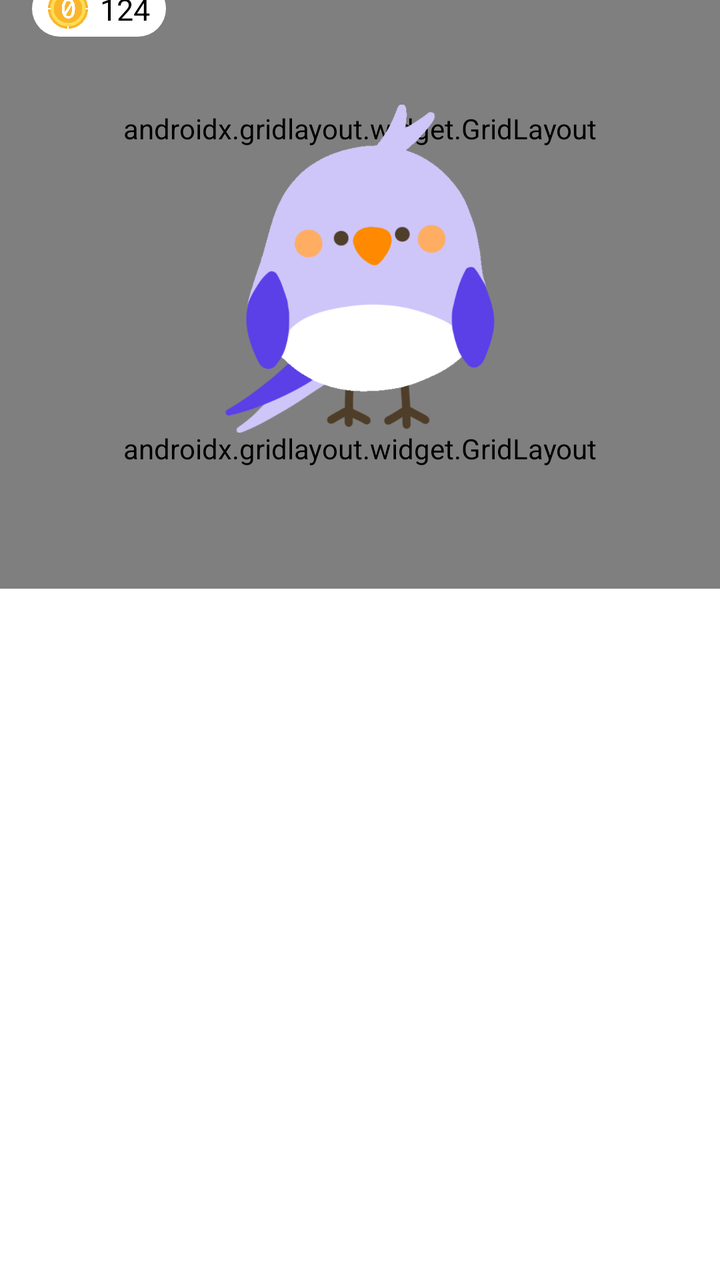
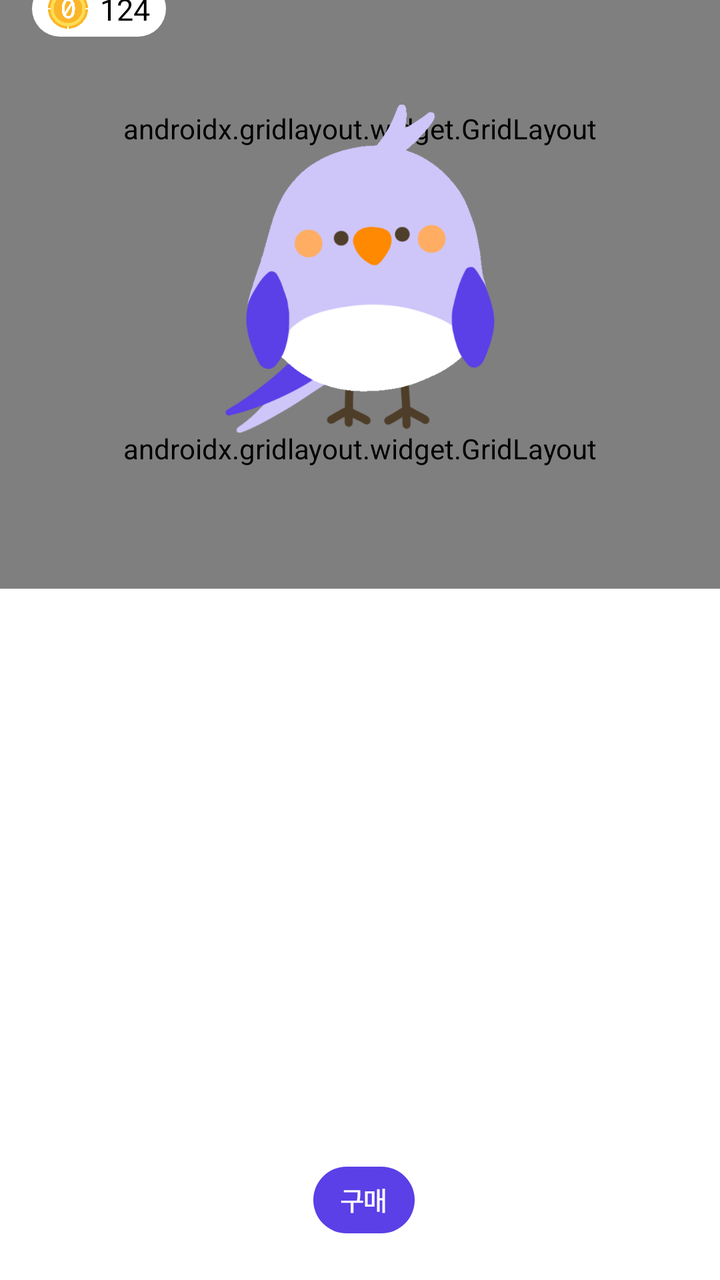

Before-and-after screenshots of an Android layout around one commit, followed by the original layout XML and the change that was made.
<!-- AndroidManifest.xml: fallback theme Theme.MaterialComponents.DayNight.NoActionBar -->
<!-- res/layout/fragment_store.xml -->
<?xml version="1.0" encoding="utf-8"?>
<androidx.constraintlayout.widget.ConstraintLayout
    xmlns:android="http://schemas.android.com/apk/res/android"
    xmlns:app="http://schemas.android.com/apk/res-auto"
    xmlns:tools="http://schemas.android.com/tools"
    android:layout_width="match_parent"
    android:layout_height="match_parent">

    
    <androidx.constraintlayout.widget.ConstraintLayout
        android:id="@+id/cl_backBar"
        android:layout_width="match_parent"
        android:layout_height="wrap_content"
        app:layout_constraintTop_toTopOf="parent"
        tools:layout_editor_absoluteX="16dp">

        <ImageView
            android:id="@+id/img_go_home"
            android:layout_width="16dp"
            android:layout_height="16dp"
            android:layout_marginStart="16dp"
            android:layout_marginTop="15dp"
            android:src="@drawable/ic_arrow_left"
            app:layout_constraintBottom_toBottomOf="parent"
            app:layout_constraintStart_toStartOf="parent"
            app:layout_constraintTop_toTopOf="parent" />

        <TextView
            android:id="@+id/tv_go_home"
            android:layout_width="wrap_content"
            android:layout_height="wrap_content"
            android:layout_marginStart="12dp"
            android:text="상점"
            android:layout_marginTop="11dp"
            android:textColor="@color/black"
            android:textSize="18sp"
            android:textStyle="normal"
            app:layout_constraintBottom_toBottomOf="parent"
            app:layout_constraintStart_toEndOf="@id/img_go_home"
            app:layout_constraintTop_toTopOf="parent" />
    </androidx.constraintlayout.widget.ConstraintLayout>

    <androidx.constraintlayout.widget.ConstraintLayout
        android:id="@+id/img_bird_background"
        android:layout_width="match_parent"
        android:layout_height="320dp"
        android:layout_marginBottom="346dp"
        android:background="@drawable/bg_home"
        app:layout_constraintStart_toStartOf="parent"
        app:layout_constraintBottom_toBottomOf="parent">

        
        <androidx.gridlayout.widget.GridLayout
            android:id="@+id/gl_top_section"
            android:layout_width="match_parent"
            android:layout_height="180dp"
            app:rowCount="1"
            app:columnCount="2"
            app:layout_constraintTop_toTopOf="@id/img_bird_background">

            

            
            <FrameLayout
                android:id="@+id/img_store_swing_area"
                android:layout_width="180dp"
                android:layout_height="180dp"
                app:layout_column="0"
                app:layout_columnWeight="1"
                app:layout_row="0">

                <ImageView
                    android:id="@+id/img_store_swing"
                    android:layout_width="match_parent"
                    android:layout_height="match_parent"
                    android:scaleType="fitCenter"
                    android:src="@drawable/img_home_swing1" />
            </FrameLayout>

            <FrameLayout
                android:id="@+id/img_store_nest_area"
                android:layout_width="180dp"
                android:layout_height="180dp"
                app:layout_columnWeight="1">

            <ImageView
                android:id="@+id/img_store_nest"
                android:layout_width="match_parent"
                android:layout_height="match_parent"
                android:scaleType="fitCenter"
                android:src="@drawable/img_home_nest1"
                app:layout_column="1"
                app:layout_row="0" />
            </FrameLayout>
        </androidx.gridlayout.widget.GridLayout>

        
        <androidx.gridlayout.widget.GridLayout
            android:id="@+id/gl_bottom_section"
            android:layout_width="match_parent"
            android:layout_height="140dp"
            app:rowCount="1"
            app:columnCount="2"
            app:layout_constraintTop_toBottomOf="@id/gl_top_section">

            <FrameLayout
                android:id="@+id/img_store_toy_area"
                android:layout_width="180dp"
                android:layout_height="140dp"
                app:layout_column="0"
                app:layout_columnWeight="1"
                app:layout_row="0">

                <ImageView
                    android:id="@+id/img_store__toy"
                    android:layout_width="match_parent"
                    android:layout_height="match_parent"
                    android:scaleType="fitCenter"
                    android:src="@drawable/img_home_toy1" />
            </FrameLayout>

            <FrameLayout
                android:id="@+id/img_store_bowl_area"
                android:layout_width="180dp"
                android:layout_height="140dp"
                app:layout_columnWeight="1">

                <ImageView
                    android:id="@+id/img_store__bowl"
                    android:layout_width="match_parent"
                    android:layout_height="match_parent"
                    android:scaleType="fitCenter"
                    android:src="@drawable/img_home_bowl1" />
            </FrameLayout>
        </androidx.gridlayout.widget.GridLayout>

        
        <ImageView
            android:id="@+id/img_home_bird"
            android:layout_width="164dp"
            android:layout_height="164dp"
            android:src="@drawable/img_bird"
            app:layout_constraintBottom_toBottomOf="parent"
            app:layout_constraintEnd_toEndOf="parent"
            app:layout_constraintStart_toStartOf="parent"
            app:layout_constraintTop_toTopOf="parent" />

        
        <LinearLayout
            android:id="@+id/ly_coin_bar"
            android:layout_width="67dp"
            android:layout_height="28dp"
            android:layout_marginStart="16dp"
            android:layout_marginTop="16dp"
            android:background="@drawable/bg_box_white"
            android:gravity="center_vertical"
            android:orientation="horizontal"
            app:layout_constraintStart_toStartOf="parent"
            app:layout_constraintTop_toTopOf="parent">

            <ImageView
                android:id="@+id/ic_coin"
                android:layout_width="20dp"
                android:layout_height="20dp"
                android:layout_marginStart="8dp"
                android:src="@drawable/ic_coin" />

            <TextView
                android:id="@+id/coin_text"
                android:layout_width="26dp"
                android:layout_height="20dp"
                android:layout_marginStart="6dp"
                android:text="124"
                android:textColor="@color/black"
                android:textSize="15sp"
                android:textStyle="normal" />
        </LinearLayout>
    </androidx.constraintlayout.widget.ConstraintLayout>

    
    <com.google.android.material.tabs.TabLayout
        android:id="@+id/tab_layout"
        android:layout_width="wrap_content"
        android:layout_height="wrap_content"
        android:background="@drawable/bg_box_white"
        app:tabIndicatorColor="@color/main3"
        app:layout_constraintTop_toBottomOf="@id/img_bird_background"
        app:layout_constraintStart_toStartOf="parent"
        app:layout_constraintEnd_toEndOf="parent"
        app:tabIndicatorHeight="4dp"
        app:tabGravity="center"
        app:tabPaddingStart="0dp"
        app:tabPaddingEnd="0dp"/>

    
    <androidx.recyclerview.widget.RecyclerView
        android:id="@+id/rv_store_items"
        android:layout_width="match_parent"
        android:layout_height="0dp"
        android:clipToPadding="false"
        android:padding="16dp"
        android:scrollbars="horizontal"
        app:layoutManager="androidx.recyclerview.widget.LinearLayoutManager"
        app:layout_constraintTop_toBottomOf="@id/tab_layout"
        app:layout_constraintBottom_toTopOf="@id/ly_purchase_button" />

    
    <androidx.constraintlayout.widget.ConstraintLayout
        android:id="@+id/ly_purchase_button"
        android:layout_width="match_parent"
        android:layout_height="wrap_content"
        android:background="@color/white"
        app:layout_constraintBottom_toBottomOf="parent">

        <ImageView
            android:id="@+id/img_purchase_icon"
            android:layout_width="80dp"
            android:layout_height="40dp"
            android:layout_marginStart="4dp"
            android:layout_marginTop="8dp"
            android:layout_marginBottom="20dp"
            android:visibility="invisible"
            android:src="@drawable/ic_store_topurchase"
            app:layout_constraintBottom_toBottomOf="parent"
            app:layout_constraintStart_toStartOf="parent"
            app:layout_constraintEnd_toEndOf="parent"
            app:layout_constraintTop_toTopOf="parent" />
        <ImageView
            android:id="@+id/img_save_icon"
            android:layout_width="80dp"
            android:layout_height="40dp"
            android:layout_marginStart="4dp"
            android:layout_marginTop="8dp"
            android:layout_marginBottom="20dp"
            android:visibility="gone"
            android:src="@drawable/ic_store_tosave"
            app:layout_constraintBottom_toBottomOf="parent"
            app:layout_constraintStart_toStartOf="parent"
            app:layout_constraintEnd_toEndOf="parent"
            app:layout_constraintTop_toTopOf="parent" />

    </androidx.constraintlayout.widget.ConstraintLayout>

</androidx.constraintlayout.widget.ConstraintLayout>
<!-- resources referenced by this layout -->
<resources>
  <color name="black">#FF000000</color>
  <color name="main3">#3C19B0</color>
  <color name="white">#FFFFFFFF</color>
  <!-- drawable bg_box_white (drawable) -->
  <?xml version="1.0" encoding="utf-8"?>
  <shape xmlns:android="http://schemas.android.com/apk/res/android">
      <solid android:color="@color/white"/>
      <corners android:radius="@dimen/box_radius"/>
  </shape>
  <!-- drawable bg_home: png bitmap (drawable, 240513 bytes) -->
  <!-- drawable ic_arrow_left: png bitmap (drawable, 276 bytes) -->
  <!-- drawable ic_coin: png bitmap (drawable, 29031 bytes) -->
  <!-- drawable ic_store_topurchase (drawable) -->
  <vector xmlns:android="http://schemas.android.com/apk/res/android"
      android:width="69dp"
      android:height="48dp"
      android:viewportWidth="69"
      android:viewportHeight="48">
    <path
        android:pathData="M24,4L45,4A20,20 0,0 1,65 24L65,24A20,20 0,0 1,45 44L24,44A20,20 0,0 1,4 24L4,24A20,20 0,0 1,24 4z"
        android:fillColor="#5B3FE7"/>
    <path
        android:pathData="M22.336,18.1H31.472V19.444H22.336V18.1ZM20.736,24.356H33.952V25.716H20.736V24.356ZM26.448,25.3H28.144V31.828H26.448V25.3ZM30.656,18.1H32.304V19.38C32.304,19.892 32.293,20.436 32.272,21.012C32.261,21.588 32.213,22.223 32.128,22.916C32.053,23.599 31.925,24.356 31.744,25.188L30.08,24.98C30.368,23.785 30.533,22.74 30.576,21.844C30.629,20.948 30.656,20.127 30.656,19.38V18.1ZM45.535,17.188H47.135V31.812H45.535V17.188ZM43.455,22.9H46.095V24.244H43.455V22.9ZM42.319,17.476H43.887V31.124H42.319V17.476ZM35.135,18.804H40.783V28.02H35.135V18.804ZM39.231,20.116H36.703V26.708H39.231V20.116Z"
        android:fillColor="#ffffff"/>
  </vector>
  <!-- drawable ic_store_tosave: vector/xml drawable (drawable, 3047 chars, omitted) -->
  <!-- drawable img_bird: png bitmap (drawable, 46730 bytes) -->
  <!-- drawable img_home_bowl1: png bitmap (drawable, 15771 bytes) -->
  <!-- drawable img_home_nest1: png bitmap (drawable, 36602 bytes) -->
  <!-- drawable img_home_swing1: png bitmap (drawable, 25027 bytes) -->
  <!-- drawable img_home_toy1: png bitmap (drawable, 13226 bytes) -->
  <dimen name="box_radius">16dp</dimen>
</resources>

<!-- the commit's change to res/layout/fragment_store.xml (unified diff, before → after) -->
@@ -183,11 +183,11 @@
         android:layout_width="wrap_content"
         android:layout_height="wrap_content"
         android:background="@drawable/bg_box_white"
+        app:tabIndicatorHeight="0dp"
         app:tabIndicatorColor="@color/main3"
         app:layout_constraintTop_toBottomOf="@id/img_bird_background"
         app:layout_constraintStart_toStartOf="parent"
-        app:layout_constraintEnd_toEndOf="parent"
-        app:tabIndicatorHeight="4dp"
+        android:layout_marginStart="20dp"
         app:tabGravity="center"
         app:tabPaddingStart="0dp"
         app:tabPaddingEnd="0dp"/>
@@ -201,44 +201,29 @@
         android:padding="16dp"
         android:scrollbars="horizontal"
         app:layoutManager="androidx.recyclerview.widget.LinearLayoutManager"
-        app:layout_constraintTop_toBottomOf="@id/tab_layout"
-        app:layout_constraintBottom_toTopOf="@id/ly_purchase_button" />
-
-    
-    <androidx.constraintlayout.widget.ConstraintLayout
-        android:id="@+id/ly_purchase_button"
-        android:layout_width="match_parent"
-        android:layout_height="wrap_content"
-        android:background="@color/white"
-        app:layout_constraintBottom_toBottomOf="parent">
+        app:layout_constraintTop_toBottomOf="@id/tab_layout" />
 
         <ImageView
             android:id="@+id/img_purchase_icon"
             android:layout_width="80dp"
             android:layout_height="40dp"
             android:layout_marginStart="4dp"
-            android:layout_marginTop="8dp"
             android:layout_marginBottom="20dp"
-            android:visibility="invisible"
+            android:visibility="visible"
             android:src="@drawable/ic_store_topurchase"
-            app:layout_constraintBottom_toBottomOf="parent"
             app:layout_constraintStart_toStartOf="parent"
             app:layout_constraintEnd_toEndOf="parent"
-            app:layout_constraintTop_toTopOf="parent" />
+            app:layout_constraintBottom_toBottomOf="parent" />
         <ImageView
             android:id="@+id/img_save_icon"
             android:layout_width="80dp"
             android:layout_height="40dp"
             android:layout_marginStart="4dp"
-            android:layout_marginTop="8dp"
             android:layout_marginBottom="20dp"
             android:visibility="gone"
             android:src="@drawable/ic_store_tosave"
-            app:layout_constraintBottom_toBottomOf="parent"
             app:layout_constraintStart_toStartOf="parent"
             app:layout_constraintEnd_toEndOf="parent"
-            app:layout_constraintTop_toTopOf="parent" />
-
-    </androidx.constraintlayout.widget.ConstraintLayout>
+            app:layout_constraintBottom_toBottomOf="parent" />
 
 </androidx.constraintlayout.widget.ConstraintLayout>
<!-- resource entries referenced after the edit -->
@@ -7,7 +7,8 @@
   <?xml version="1.0" encoding="utf-8"?>
   <shape xmlns:android="http://schemas.android.com/apk/res/android">
       <solid android:color="@color/white"/>
-      <corners android:radius="@dimen/box_radius"/>
+      <corners android:radius="20dp"/>
+  
   </shape>
   <!-- drawable bg_home: png bitmap (drawable, 240513 bytes) -->
   <!-- drawable ic_arrow_left: png bitmap (drawable, 276 bytes) -->
@@ -31,6 +32,5 @@
   <!-- drawable img_home_nest1: png bitmap (drawable, 36602 bytes) -->
   <!-- drawable img_home_swing1: png bitmap (drawable, 25027 bytes) -->
   <!-- drawable img_home_toy1: png bitmap (drawable, 13226 bytes) -->
-  <dimen name="box_radius">16dp</dimen>
 </resources>
 
